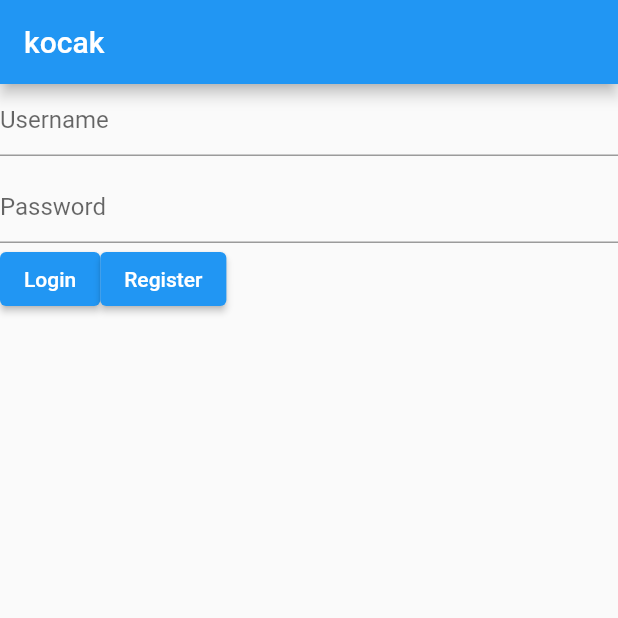
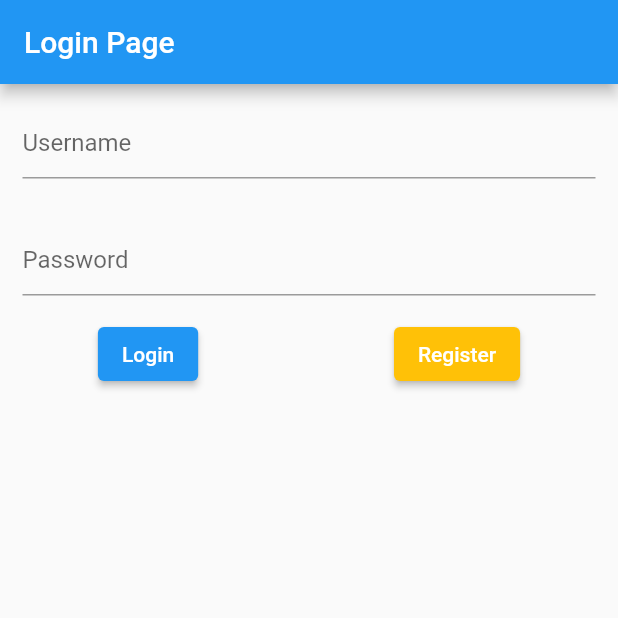
Before and after one commit to maulanada25/fp-tpm-1, a Flutter app: the LoginPage screen opened directly, on a phone screen of 412 x 824 dp, the top half of it. Run offline on Flutter 3.47's test engine with Material 2 defaults, Android fonts, the light colour scheme and no system bars; our stand-ins replace sqflite, timer_builder; missing offline and left inert: encrypt; accounts and stored records are empty.

```diff
--- a/lib/loginpage.dart
+++ b/lib/loginpage.dart
@@ -1,9 +1,13 @@
+import 'dart:convert';
+
+import 'package:crypto/crypto.dart';
 import 'package:flutter/cupertino.dart';
 import 'package:flutter/material.dart';
+import 'package:projecttpm/menu.dart';
 import 'package:projecttpm/sqlite_helper.dart';
 
 class LoginPage extends StatefulWidget {
-  const LoginPage({ Key? key }) : super(key: key);
+  const LoginPage({Key? key}) : super(key: key);
 
   @override
   State<LoginPage> createState() => _LoginPageState();
@@ -21,36 +25,73 @@ class _LoginPageState extends State<LoginPage> {
       user = data;
     });
   }
+
   @override
   Widget build(BuildContext context) {
-    return SafeArea(child: Scaffold(
+    return SafeArea(
+        child: Container(
+      child: Scaffold(
         appBar: AppBar(
-        title: Text("kocak"),
+          title: Text("Login Page"),
         ),
-      body: Center(
+        body: Container(
+          // decoration: BoxDecoration(color: Colors.yellow),
+          child: Center(
             child: Column(
               children: [
-            TextField(
+                // SizedBox(height: 15, ),
+                Container(
+                  padding: EdgeInsets.all(15),
+                  child: TextField(
                     controller: userController,
                     decoration: const InputDecoration(hintText: 'Username'),
                   ),
-            SizedBox(height: 10,),
-            TextField(
+                ),
+                Container(
+                  padding: EdgeInsets.all(15),
+                  child: TextField(
                     controller: passwordController,
                     decoration: const InputDecoration(hintText: 'Password'),
                   ),
+                ),
                 Row(
+                  mainAxisAlignment: MainAxisAlignment.spaceAround,
                   children: [
-                ElevatedButton(onPressed: () {
-                  ;
-                }, child: Text("Login")),
-                ElevatedButton(onPressed: () {
-                  modalForm();
-                },child: Text("Register"))
+                    ElevatedButton(
+                      onPressed: () async {
+                        var user = await SQLHelper.getUserByLogin(
+                            userController.text, passwordController.text);
+                        print(user);
+                        if (user.length > 0) {
+                          Navigator.pushReplacement(
+                              context,
+                              MaterialPageRoute(
+                                builder: (context) => MainMenu(),
+                              ));
+                        } else {
+                          final snackBar =
+                              SnackBar(content: Text("Login Failed"));
+                          ScaffoldMessenger.of(context).showSnackBar(snackBar);
+                        }
+                      },
+                      child: Text("Login"),
+                      style: ElevatedButton.styleFrom(primary: Colors.blue),
+                    ),
+                    // SizedBox(width: 20,),
+                    ElevatedButton(
+                      onPressed: () async {
+                        await SQLHelper.tambahUser(
+                            userController.text, passwordController.text);
+                        print('User created');
+                      },
+                      child: Text("Register"),
+                      style: ElevatedButton.styleFrom(primary: Colors.amber),
+                    )
                   ],
                 )
-
               ],
+            ),
+          ),
         ),
       ),
     ));
@@ -72,7 +113,7 @@ class _LoginPageState extends State<LoginPage> {
   void modalForm() async {
     showCupertinoModalPopup(
         context: context,
-      builder: (_)=> Container(
+        builder: (_) => Container(
               padding: const EdgeInsets.all(15),
               width: double.infinity,
               height: 800,
@@ -85,19 +126,24 @@ class _LoginPageState extends State<LoginPage> {
                       controller: userController,
                       decoration: const InputDecoration(hintText: 'Username'),
                     ),
-              SizedBox(height: 10,),
+                    SizedBox(
+                      height: 10,
+                    ),
                     TextField(
                       controller: passwordController,
                       decoration: const InputDecoration(hintText: 'Password'),
                     ),
-              SizedBox(height: 20,),
-              ElevatedButton(onPressed: () async {
+                    SizedBox(
+                      height: 20,
+                    ),
+                    ElevatedButton(
+                        onPressed: () async {
                           await register();
-              }, child: Text("Register"))
+                        },
+                        child: Text("Register"))
                   ],
                 ),
               ),
-      )
-    );
+            ));
   }
 }
--- a/lib/logout.dart
+++ b/lib/logout.dart
@@ -21,9 +21,7 @@ class _LogoutPageState extends State<LogoutPage> {
                 primary: Colors.red
               ),
               onPressed: () {
-              Navigator.pushReplacement(context,
-                MaterialPageRoute(builder: (context) => LoginPage())
-              );
+
             }, child: Text("yes"))
           ],
         ),
--- a/lib/main.dart
+++ b/lib/main.dart
@@ -28,7 +28,7 @@ class MyApp extends StatelessWidget {
         // is not restarted.
         primarySwatch: Colors.blue,
       ),
-      home: MainMenu(),
+      home: LoginPage(),
     );
   }
 }
--- a/pubspec.yaml
+++ b/pubspec.yaml
@@ -35,6 +35,7 @@ dependencies:
   path_provider: ^2.0.2
   intl: ^0.18.1
   timer_builder: ^2.0.0
+  crypto: ^3.0.2
 
 
   # The following adds the Cupertino Icons font to your application.
@@ -65,7 +66,7 @@ flutter:
 
   # To add assets to your application, add an assets section, like this:
   assets:
-    - images/ppgalau.jpg
+    - images/3x4red.jpg
   #   - images/a_dot_ham.jpeg
 
   # An image asset can refer to one or more resolution-specific "variants", see
```
Also changed, not shown: lib/menu.dart (+22 -8 lines), lib/sqlite_helper.dart (+25 -6 lines), pubspec.lock. Lines whose indentation alone changed are shown as unchanged.
